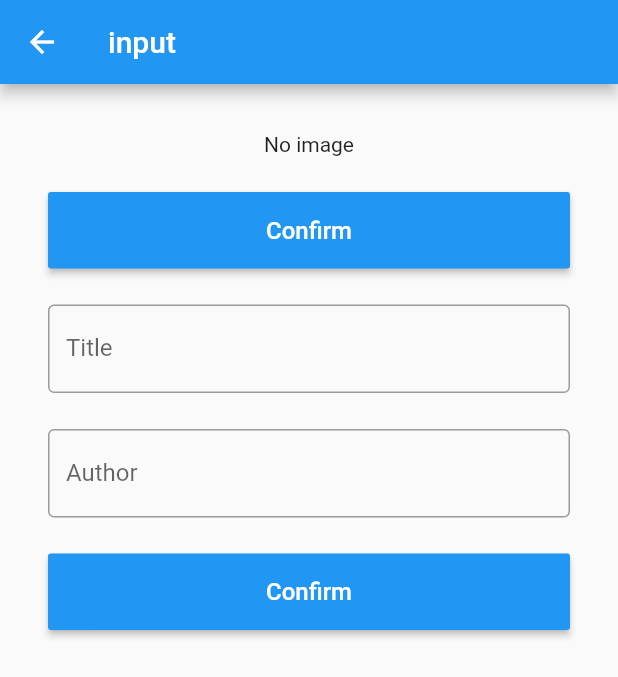
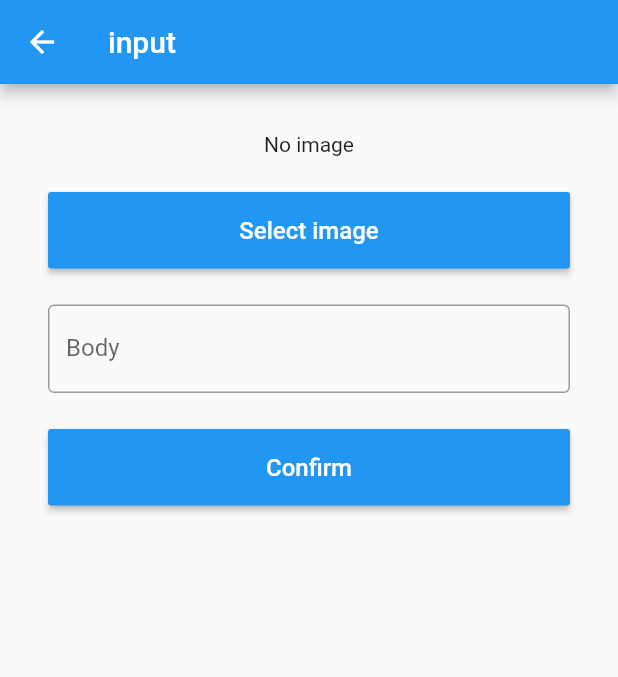
Before and after one commit to consomme/sample-board-flutter, a Flutter app: the InputScreen screen opened directly, on a phone screen of 412 x 824 dp. Shown: the top 677 px of the screen. Run offline on Flutter 3.47's test engine with Material 2 defaults, Android fonts, the phone set to English and light mode, and no system bars; our stand-ins replace cloud_firestore, firebase_auth, firebase_storage, google_sign_in, image_picker; accounts and stored records are empty.

Commit message:
display image of timeline

```diff
--- a/lib/ui/input.dart
+++ b/lib/ui/input.dart
@@ -13,12 +13,11 @@ class InputScreen extends StatefulWidget {
 }
 
 class _InputScreenState extends State<InputScreen> {
-  final titleController = new TextEditingController();
-  final authorController = new TextEditingController();
+  final bodyController = new TextEditingController();
 
   File _image;
 
-  Future<void> _send(String title, String author) async {
+  Future<void> _send(String body) async {
     Uri imageUrl;
     int time = DateTime.now().millisecondsSinceEpoch;
     String uuid = Uuid().v4();
@@ -29,9 +28,8 @@ class _InputScreenState extends State<InputScreen> {
     }
 
     Firestore.instance.collection('posts').document().setData({
-      'title': title,
-      'author': author,
-      'image': imageUrl.toString(),
+      'body': body,
+      'image': imageUrl == null ? null : imageUrl.toString(),
       'order': -time
     });
   }
@@ -46,8 +44,7 @@ class _InputScreenState extends State<InputScreen> {
 
   @override
   void dispose() {
-    titleController.dispose();
-    authorController.dispose();
+    bodyController.dispose();
     super.dispose();
   }
 
@@ -72,24 +69,16 @@ class _InputScreenState extends State<InputScreen> {
                   color: Colors.blue,
                   textColor: Colors.white,
                   child: new Text(
-                    'Confirm',
+                    'Select image',
                     style: new TextStyle(fontSize: 16.0),
                   ),
                   onPressed: () => _getImage())),
           const SizedBox(height: 24.0),
           new TextField(
-            controller: titleController,
+            controller: bodyController,
             decoration: InputDecoration(
               border: const OutlineInputBorder(),
-              labelText: 'Title',
-            ),
-          ),
-          const SizedBox(height: 24.0),
-          new TextField(
-            controller: authorController,
-            decoration: InputDecoration(
-              border: const OutlineInputBorder(),
-              labelText: 'Author',
+              labelText: 'Body',
             ),
           ),
           const SizedBox(height: 24.0),
@@ -104,7 +93,7 @@ class _InputScreenState extends State<InputScreen> {
                     style: new TextStyle(fontSize: 16.0),
                   ),
                   onPressed: () =>
-                      _send(titleController.text, authorController.text)))
+                      _send(bodyController.text)))
         ],
       ),
     );
--- a/lib/ui/timeline.dart
+++ b/lib/ui/timeline.dart
@@ -22,9 +22,19 @@ class _TimelineScreenState extends State<TimelineScreen> {
           if (!snapshot.hasData) return new Text('Loading...');
           return new ListView(
             children: snapshot.data.documents.map((DocumentSnapshot document) {
-              return new ListTile(
-                title: new Text(document['title']),
-                subtitle: new Text(document['author']),
+              return Card(
+                child: new Column(
+                  children: <Widget>[
+                    new SizedBox(
+                      height: 120.0,
+                      child: Image.network(document['image']),
+                    ),
+                    new Padding(
+                      padding: const EdgeInsets.all(16.0),
+                      child: new Text(document['body']),
+                    )
+                  ],
+                ),
               );
             }).toList()
           );
@@ -40,5 +50,4 @@ class _TimelineScreenState extends State<TimelineScreen> {
       ),
     );
   }
-
 }
```
